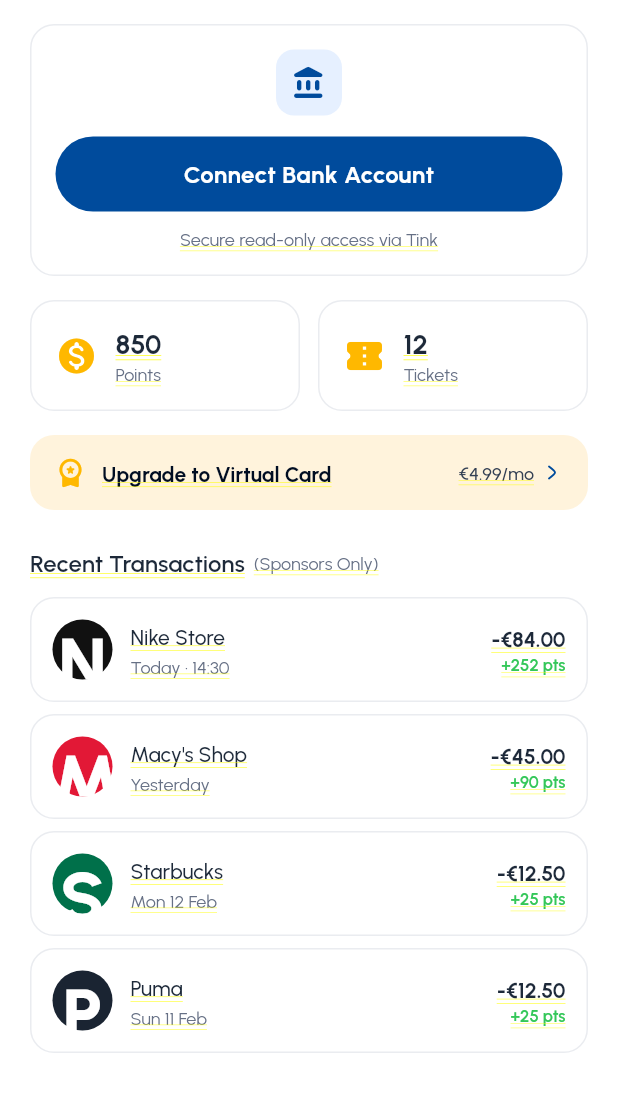
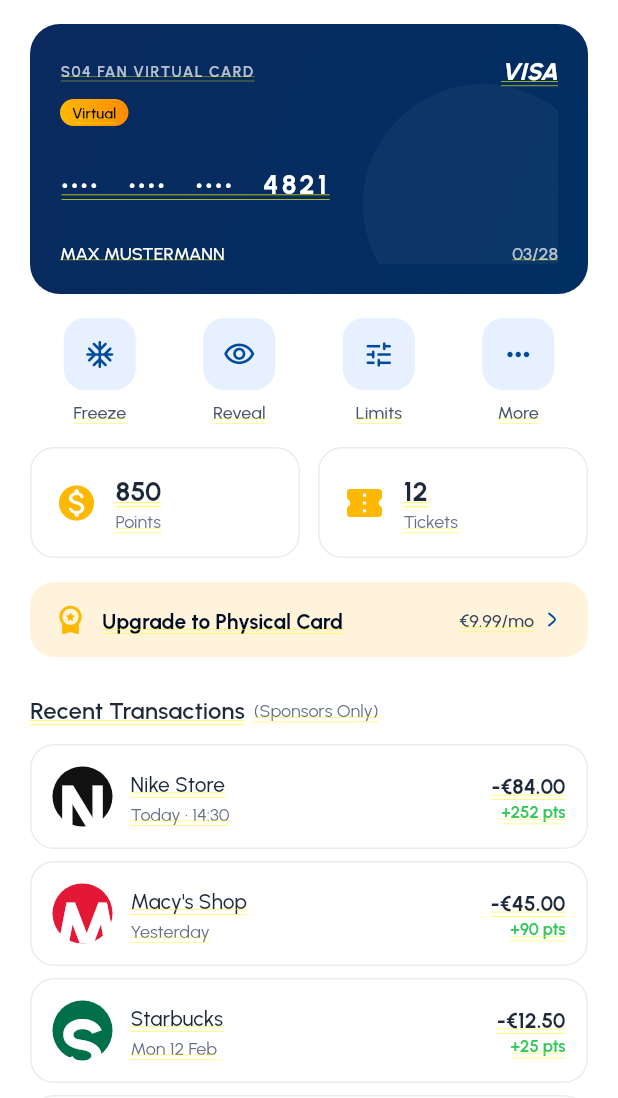
Before and after one commit to COREVIONLABS/EMBAapp-native, a Flutter app: the WalletScreen screen opened directly, on a phone screen of 412 x 824 dp, the part 138-1236 px from its top. Run offline on Flutter 3.47's test engine with Material 3 defaults, Android fonts, the phone set to English and light mode, and no system bars; our stand-ins replace flutter_svg.

Commit message:
Optional polish: Scratch as modal, Wallet virtual-card (Superfan) state
- Scratch Card: now a modal sheet over Home (handle, close, "1 Scratch Left",
  blue "Scratch Here / Swipe your finger" cover, 40% reveal hint) matching
  Figma 2145:8564; real finger-scratch preserved
- Wallet: rebuilt to the Supporter/Superfan state — S04 Fan Virtual Card
  (VISA, Virtual badge, •••• 4821, holder, expiry), Freeze/Reveal/Limits/More
  card actions, "Upgrade to Physical Card" banner (matches the Superfan
  persona used elsewhere in the app)
- Home wires both Daily Spin and Scratch Card as modal sheets

flutter analyze clean.

Co-Authored-By: Claude Opus 4.8 <noreply@anthropic.com>
Claude-Session: https://claude.ai/code/session_0138H2TPm9wvb2D54WvCY8tL

```diff
--- a/lib/screens/wallet_screen.dart
+++ b/lib/screens/wallet_screen.dart
@@ -2,10 +2,9 @@ import 'package:flutter/material.dart';
 import '../theme/app_theme.dart';
 import '../widgets/app_widgets.dart';
 import '../widgets/tab_scaffold.dart';
-import 'wallet_detail_screens.dart';
 
-/// Wallet — Free (Figma 2145:7678): fan wallet with bank connect, points/tickets,
-/// virtual-card upsell and sponsor transactions.
+/// Wallet — Supporter/Superfan (Figma 2145:7873/8022): virtual card, card
+/// actions, points/tickets, physical-card upsell, sponsor transactions.
 class WalletScreen extends StatelessWidget {
   const WalletScreen({super.key});
 
@@ -13,7 +12,6 @@ class WalletScreen extends StatelessWidget {
   Widget build(BuildContext context) {
     return TabScaffold(
       children: [
-        // Header: logo + bell
         Padding(
           padding: const EdgeInsets.symmetric(horizontal: 20),
           child: Row(
@@ -30,32 +28,10 @@ class WalletScreen extends StatelessWidget {
           ),
         ),
         const SizedBox(height: 16),
-        // Connect bank account card
-        Padding(
-          padding: const EdgeInsets.symmetric(horizontal: 20),
-          child: SurfaceCard(
-            padding: const EdgeInsets.all(16),
-            child: Column(
-              children: [
-                Container(
-                  width: 44,
-                  height: 44,
-                  decoration: BoxDecoration(color: AppColors.brandLightest, borderRadius: BorderRadius.circular(12)),
-                  child: const Icon(Icons.account_balance_rounded, color: AppColors.brandPrimary),
-                ),
-                const SizedBox(height: 14),
-                PrimaryButton('Connect Bank Account',
-                    height: 50,
-                    onTap: () => Navigator.of(context)
-                        .push(MaterialPageRoute(builder: (_) => const BankAccountScreen()))),
-                const SizedBox(height: 10),
-                Text('Secure read-only access via Tink', style: AppText.body3Regular),
-              ],
-            ),
-          ),
-        ),
+        const Padding(padding: EdgeInsets.symmetric(horizontal: 20), child: _VirtualCard()),
         const SizedBox(height: 16),
-        // Points / tickets stats
+        const _CardActions(),
+        const SizedBox(height: 16),
         Padding(
           padding: const EdgeInsets.symmetric(horizontal: 20),
           child: Row(
@@ -67,7 +43,6 @@ class WalletScreen extends StatelessWidget {
           ),
         ),
         const SizedBox(height: 16),
-        // Virtual card upsell
         Padding(
           padding: const EdgeInsets.symmetric(horizontal: 20),
           child: Container(
@@ -77,11 +52,8 @@ class WalletScreen extends StatelessWidget {
               children: [
                 const Icon(Icons.workspace_premium_rounded, color: AppColors.gold, size: 22),
                 const SizedBox(width: 10),
-                Expanded(
-                  child: Text('Upgrade to Virtual Card',
-                      style: AppText.body2.copyWith(color: AppColors.brandDarkest, fontWeight: FontWeight.w700)),
-                ),
-                Text('€4.99/mo', style: AppText.body3.copyWith(color: AppColors.textDark)),
+                Expanded(child: Text('Upgrade to Physical Card', style: AppText.body2.copyWith(color: AppColors.brandDarkest, fontWeight: FontWeight.w700))),
+                Text('€9.99/mo', style: AppText.body3.copyWith(color: AppColors.textDark)),
                 const SizedBox(width: 4),
                 const Svg('arrow_right', size: 16),
               ],
@@ -91,13 +63,11 @@ class WalletScreen extends StatelessWidget {
         const SizedBox(height: 24),
         Padding(
           padding: const EdgeInsets.symmetric(horizontal: 20),
-          child: Row(
-            children: [
-              Text('Recent Transactions', style: AppText.label2),
-              const SizedBox(width: 6),
-              Text('(Sponsors Only)', style: AppText.body3Regular),
-            ],
-          ),
+          child: Row(children: [
+            Text('Recent Transactions', style: AppText.label2),
+            const SizedBox(width: 6),
+            Text('(Sponsors Only)', style: AppText.body3Regular),
+          ]),
         ),
         const SizedBox(height: 12),
         ...[
@@ -110,6 +80,95 @@ class WalletScreen extends StatelessWidget {
               child: _TxTile(brand: t.$1, date: t.$2, amount: t.$3, pts: t.$4, color: t.$5),
             )),
       ],
+    );
+  }
+}
+
+class _VirtualCard extends StatelessWidget {
+  const _VirtualCard();
+  @override
+  Widget build(BuildContext context) {
+    return Container(
+      height: 180,
+      clipBehavior: Clip.antiAlias,
+      padding: const EdgeInsets.all(20),
+      decoration: BoxDecoration(
+        gradient: const LinearGradient(colors: [Color(0xFF0A2A5E), Color(0xFF002F63)], begin: Alignment.topLeft, end: Alignment.bottomRight),
+        borderRadius: BorderRadius.circular(AppRadii.card),
+      ),
+      child: Stack(
+        children: [
+          Positioned(
+            right: -30,
+            bottom: -40,
+            child: Container(width: 160, height: 160, decoration: BoxDecoration(shape: BoxShape.circle, color: Colors.white.withValues(alpha: 0.04))),
+          ),
+          Column(
+            crossAxisAlignment: CrossAxisAlignment.start,
+            children: [
+              Row(
+                mainAxisAlignment: MainAxisAlignment.spaceBetween,
+                children: [
+                  Text('S04 FAN VIRTUAL CARD', style: AppText.caption1.copyWith(color: Colors.white70, letterSpacing: 1)),
+                  Text('VISA', style: AppText.label2.copyWith(color: Colors.white, fontStyle: FontStyle.italic, fontWeight: FontWeight.w800)),
+                ],
+              ),
+              const SizedBox(height: 8),
+              Pill(
+                gradient: const LinearGradient(colors: AppColors.goldGradient),
+                padding: const EdgeInsets.symmetric(horizontal: 8, vertical: 3),
+                child: Text('Virtual', style: AppText.caption1.copyWith(color: AppColors.brandDarkest)),
+              ),
+              const Spacer(),
+              Text('••••   ••••   ••••   4821',
+                  style: AppText.label1.copyWith(color: Colors.white, letterSpacing: 2, fontWeight: FontWeight.w700)),
+              const Spacer(),
+              Row(
+                mainAxisAlignment: MainAxisAlignment.spaceBetween,
+                children: [
+                  Text('MAX MUSTERMANN', style: AppText.body3.copyWith(color: Colors.white)),
+                  Text('03/28', style: AppText.body3.copyWith(color: Colors.white70)),
+                ],
+              ),
+            ],
+          ),
+        ],
+      ),
+    );
+  }
+}
+
+class _CardActions extends StatelessWidget {
+  const _CardActions();
+  @override
+  Widget build(BuildContext context) {
+    const items = [
+      (Icons.ac_unit_rounded, 'Freeze'),
+      (Icons.visibility_outlined, 'Reveal'),
+      (Icons.tune_rounded, 'Limits'),
+      (Icons.more_horiz_rounded, 'More'),
+    ];
+    return Padding(
+      padding: const EdgeInsets.symmetric(horizontal: 20),
+      child: Row(
+        children: [
+          for (final it in items)
+            Expanded(
+              child: Column(
+                children: [
+                  Container(
+                    width: 48,
+                    height: 48,
+                    decoration: BoxDecoration(color: AppColors.brandLightest, borderRadius: BorderRadius.circular(14)),
+                    child: Icon(it.$1, color: AppColors.brandPrimary, size: 22),
+                  ),
+                  const SizedBox(height: 6),
+                  Text(it.$2, style: AppText.body3),
+                ],
+              ),
+            ),
+        ],
+      ),
     );
   }
 }
@@ -146,8 +205,7 @@ class _TxTile extends StatelessWidget {
   final String amount;
   final String pts;
   final Color color;
-  const _TxTile(
-      {required this.brand, required this.date, required this.amount, required this.pts, required this.color});
+  const _TxTile({required this.brand, required this.date, required this.amount, required this.pts, required this.color});
   @override
   Widget build(BuildContext context) {
     return SurfaceCard(
@@ -159,8 +217,7 @@ class _TxTile extends StatelessWidget {
             height: 40,
             decoration: BoxDecoration(color: color, shape: BoxShape.circle),
             alignment: Alignment.center,
-            child: Text(brand.characters.first,
-                style: const TextStyle(fontFamily: 'Urbanist', color: Colors.white, fontWeight: FontWeight.w800)),
+            child: Text(brand.characters.first, style: const TextStyle(fontFamily: 'Urbanist', color: Colors.white, fontWeight: FontWeight.w800)),
           ),
           const SizedBox(width: 12),
           Expanded(
```
Also changed, not shown: lib/screens/home_matchday.dart (+9 -3 lines), lib/screens/scratch_card_screen.dart (+64 -18 lines), lib/widgets/scratch_card.dart (+13 -5 lines).
